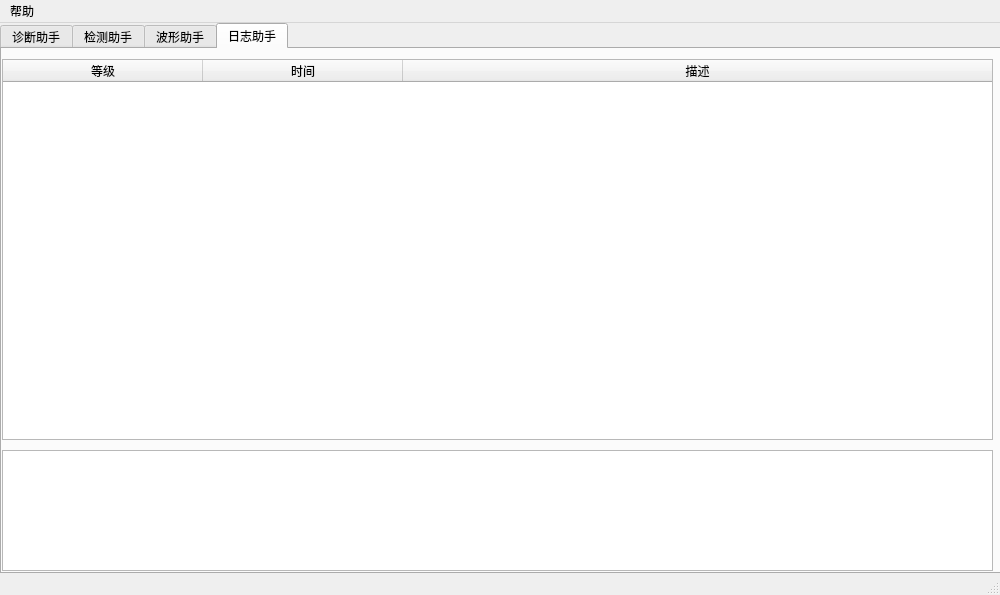
Qt form ui/MainWin.ui (onlycalm/litchi_py) before a commit.
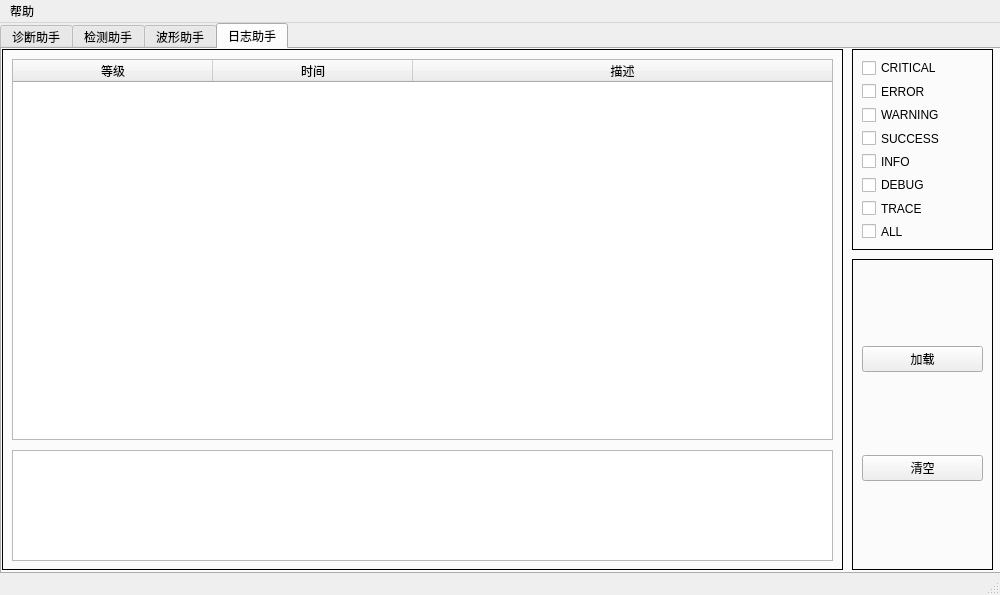
The same form after that commit. Icons and pictures are not drawn.

Commit message:
feature(chk): 新增Log筛选功能。
1、新增复选框，用于对Log进行筛选；
2、对UI界面进行修改，增加CheckBox复选框控件；
3、修改logvw的清除函数，防止把标题清除掉。

Patch:
```diff
--- a/ui/MainWin.ui
+++ b/ui/MainWin.ui
@@ -485,19 +485,19 @@
      <widget class="QTextBrowser" name="LogTb">
       <property name="geometry">
        <rect>
-        <x>0</x>
+        <x>10</x>
         <y>401</y>
-        <width>991</width>
-        <height>121</height>
+        <width>821</width>
+        <height>111</height>
        </rect>
       </property>
      </widget>
      <widget class="QTableWidget" name="LogTw">
       <property name="geometry">
        <rect>
-        <x>0</x>
+        <x>10</x>
         <y>10</y>
-        <width>991</width>
+        <width>821</width>
         <height>381</height>
        </rect>
       </property>
@@ -562,6 +562,165 @@
        </property>
       </column>
      </widget>
+     <widget class="QFrame" name="LogFrm">
+      <property name="geometry">
+       <rect>
+        <x>0</x>
+        <y>0</y>
+        <width>841</width>
+        <height>521</height>
+       </rect>
+      </property>
+      <property name="frameShape">
+       <enum>QFrame::Box</enum>
+      </property>
+      <property name="frameShadow">
+       <enum>QFrame::Plain</enum>
+      </property>
+     </widget>
+     <widget class="QFrame" name="OprLogFrm">
+      <property name="geometry">
+       <rect>
+        <x>850</x>
+        <y>0</y>
+        <width>141</width>
+        <height>201</height>
+       </rect>
+      </property>
+      <property name="frameShape">
+       <enum>QFrame::Box</enum>
+      </property>
+      <property name="frameShadow">
+       <enum>QFrame::Plain</enum>
+      </property>
+      <property name="lineWidth">
+       <number>1</number>
+      </property>
+      <property name="midLineWidth">
+       <number>0</number>
+      </property>
+      <widget class="QWidget" name="gridLayoutWidget">
+       <property name="geometry">
+        <rect>
+         <x>10</x>
+         <y>10</y>
+         <width>125</width>
+         <height>181</height>
+        </rect>
+       </property>
+       <layout class="QGridLayout" name="gridLayout">
+        <item row="2" column="1">
+         <widget class="QCheckBox" name="ScrLogWrnChk">
+          <property name="text">
+           <string>WARNING</string>
+          </property>
+         </widget>
+        </item>
+        <item row="3" column="1">
+         <widget class="QCheckBox" name="ScrLogScsChk">
+          <property name="text">
+           <string>SUCCESS</string>
+          </property>
+         </widget>
+        </item>
+        <item row="1" column="1">
+         <widget class="QCheckBox" name="ScrLogErrChk">
+          <property name="text">
+           <string>ERROR</string>
+          </property>
+         </widget>
+        </item>
+        <item row="6" column="1">
+         <widget class="QCheckBox" name="ScrLogTrChk">
+          <property name="text">
+           <string>TRACE</string>
+          </property>
+         </widget>
+        </item>
+        <item row="7" column="1">
+         <widget class="QCheckBox" name="ScrLogAllChk">
+          <property name="text">
+           <string>ALL</string>
+          </property>
+         </widget>
+        </item>
+        <item row="0" column="1">
+         <widget class="QCheckBox" name="ScrLogCrtChk">
+          <property name="text">
+           <string>CRITICAL</string>
+          </property>
+         </widget>
+        </item>
+        <item row="4" column="1">
+         <widget class="QCheckBox" name="ScrLogInfChk">
+          <property name="text">
+           <string>INFO</string>
+          </property>
+         </widget>
+        </item>
+        <item row="5" column="1">
+         <widget class="QCheckBox" name="ScrLogDbgChk">
+          <property name="text">
+           <string>DEBUG</string>
+          </property>
+         </widget>
+        </item>
+       </layout>
+      </widget>
+     </widget>
+     <widget class="QFrame" name="OprLogFrm_2">
+      <property name="geometry">
+       <rect>
+        <x>850</x>
+        <y>210</y>
+        <width>141</width>
+        <height>311</height>
+       </rect>
+      </property>
+      <property name="frameShape">
+       <enum>QFrame::Box</enum>
+      </property>
+      <property name="frameShadow">
+       <enum>QFrame::Plain</enum>
+      </property>
+      <property name="lineWidth">
+       <number>1</number>
+      </property>
+      <property name="midLineWidth">
+       <number>0</number>
+      </property>
+      <widget class="QWidget" name="verticalLayoutWidget_2">
+       <property name="geometry">
+        <rect>
+         <x>10</x>
+         <y>10</y>
+         <width>121</width>
+         <height>291</height>
+        </rect>
+       </property>
+       <layout class="QVBoxLayout" name="verticalLayout">
+        <item>
+         <widget class="QPushButton" name="LoadLogPb">
+          <property name="text">
+           <string>加载</string>
+          </property>
+         </widget>
+        </item>
+        <item>
+         <widget class="QPushButton" name="ClrLogPb">
+          <property name="text">
+           <string>清空</string>
+          </property>
+         </widget>
+        </item>
+       </layout>
+      </widget>
+     </widget>
+     <zorder>LogFrm</zorder>
+     <zorder>LogTb</zorder>
+     <zorder>LogTw</zorder>
+     <zorder>OprLogFrm</zorder>
+     <zorder>OprLogFrm_2</zorder>
     </widget>
    </widget>
   </widget>
```
The commit also changes 2 other files.
